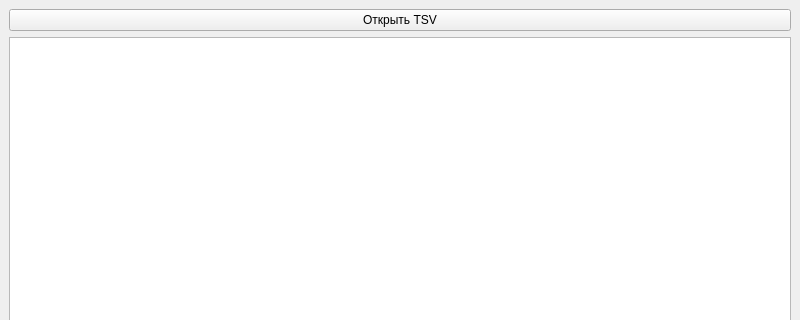
Old version of the form mainwindow.ui in the repository freawed/coursework-database; both pictures show x 0 to 800 and y 0 to 320 of the 800 by 600 pixel window.
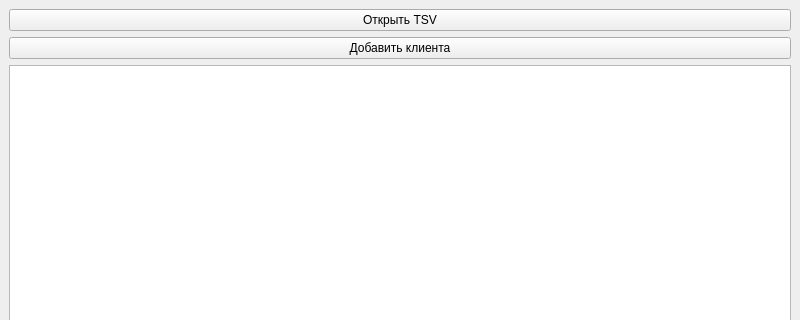
New version of the form.

Commit message: Добавлена форма создания клиента в Qt

Patch:
```diff
--- a/mainwindow.ui
+++ b/mainwindow.ui
@@ -24,6 +24,13 @@
         </property>
        </widget>
       </item>
+      <item>
+       <widget class="QPushButton" name="addButton">
+        <property name="text">
+         <string>Добавить клиента</string>
+        </property>
+       </widget>
+      </item>
       <item>
        <widget class="QTableWidget" name="clientsTable"/>
       </item>
```
The commit also changes 6 other files.
